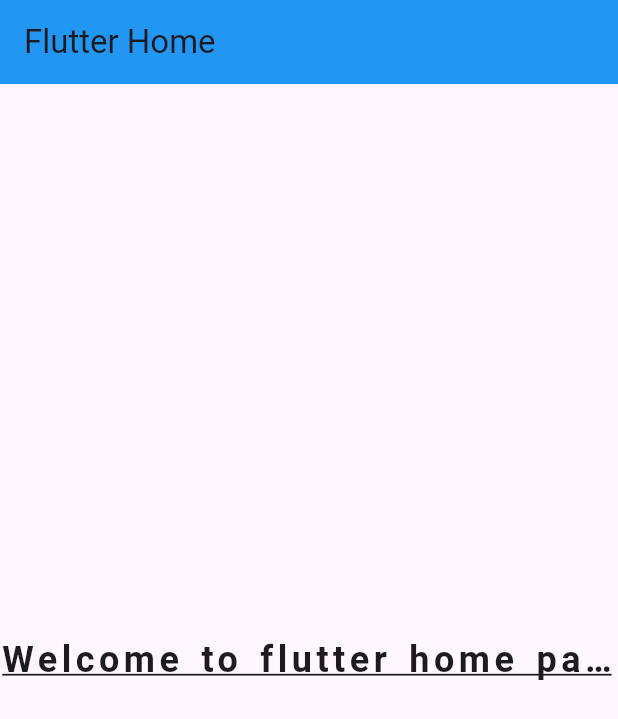
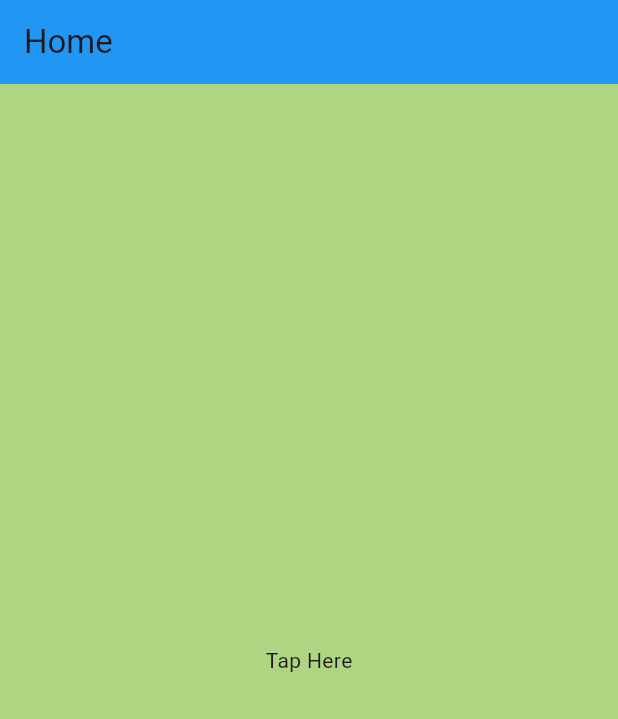
Before and after one commit to siraj-go/Flutter-Weggets-Practice, a Flutter app: the screen it shows after launch, on a phone screen of 412 x 824 dp. Shown: the top 719 px of the screen. Run offline on Flutter 3.47's test engine with Material 3 defaults, Android fonts, the phone set to English and light mode, and no system bars.

Commit message:
Insert Image , TextButton, Elevated Button, ImageButton, Gesture Detector, InkWell

```diff
--- a/lib/main.dart
+++ b/lib/main.dart
@@ -9,26 +9,71 @@ class IntroApp extends StatelessWidget {
 
   @override
   Widget build(BuildContext context) {
-    return MaterialApp(
-      home: Scaffold(
-        appBar: AppBar(
-          title: const Text('Flutter Home'),
-          backgroundColor: Colors.blue,
+    return const MaterialApp(
+      debugShowCheckedModeBanner: true,
+      home: Home(),
+      title: 'IntroApp',
+    );
+  }
+}
+
+class Home extends StatelessWidget {
+  const Home({super.key});
+
+  @override
+  Widget build(BuildContext context) {
+    return Scaffold(
+      backgroundColor: Colors.lightGreen[300],
+      appBar: AppBar(
+        title: const Text(
+          'Home',
         ),
-        body: const Center(
-          child: Text(
-            "Welcome to flutter home page. It's time to practice flutter widgets. Now go for practice",
-            textAlign: TextAlign.justify,
-            maxLines: 1,
-            style: TextStyle(
-              fontSize: 24,
-              fontWeight: FontWeight.bold,
-              decoration: TextDecoration.underline,
-              letterSpacing: 3,
-              wordSpacing: 3,
-              overflow: TextOverflow.ellipsis,
-            ),
-          ),
+        backgroundColor: Colors.blue,
+      ),
+      body: Center(
+        // child: Image.asset(
+        //     'C:/Users/siraj/StudioProjects/one_app/assets/images/my_workstation.jpg',
+        //   height: 450,
+        //   width: 300,
+        //   fit: BoxFit.cover,
+        // ),
+        // child: Icon(
+        //   Icons.android,
+        //   size: 100,
+        //   color: Colors.green,
+        // ),
+        //  child: GestureDetector(
+        //    onDoubleTap: (){
+        //      print('double Tap');
+        //    },
+        //    onTap: (){
+        //      print('Single Tap');
+        //    },
+        //    child: Text('Tap Here'),
+        //  ),
+        // child: ElevatedButton(
+        //   onPressed:(){
+        //     print('Button pressed');
+        //   },
+        //   child: Text('Notification'),
+        // ),
+        // child: IconButton(
+        //   onPressed: (){
+        //     print('Add');
+        //   },
+        //   icon: Icon(Icons.add),
+        // ),
+        // child: TextButton(
+        //   onPressed: () {
+        //     print('Pressed');
+        //   },
+        //   child: Text('Tap Here'),
+        // ),
+        child: InkWell(
+          onTap: (){
+            print('Single tap');
+          },
+          child: Text('Tap Here'),
         ),
       ),
     );
--- a/pubspec.yaml
+++ b/pubspec.yaml
@@ -59,8 +59,8 @@ flutter:
   uses-material-design: true
 
   # To add assets to your application, add an assets section, like this:
-  # assets:
-  #   - images/a_dot_burr.jpeg
+  assets:
+  - C:/Users/siraj/StudioProjects/one_app/assets/images/
   #   - images/a_dot_ham.jpeg
 
   # An image asset can refer to one or more resolution-specific "variants", see
```
